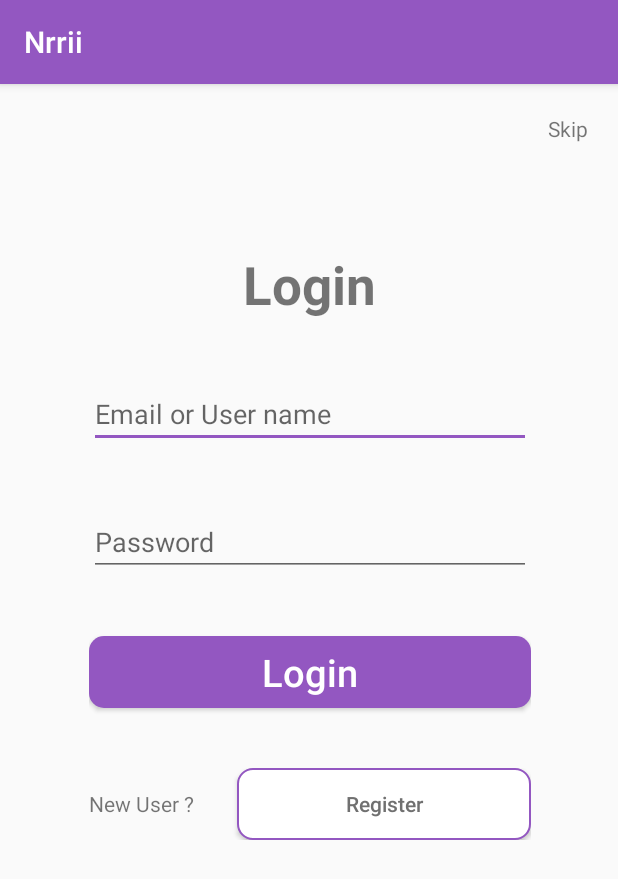
After one commit to tusharpramanikbd/ecommerce-app, an Android app: the LoginActivity screen opened directly, with no data from a screen before it, on a phone screen of 412 x 824 dp. The commit adds this screen. Shown: the top 879 px of the screen. Run offline under Robolectric (Android 15) with nearby library versions, the phone set to English and light mode, and no system bars.

Commit message:
Login ui design complete...

```diff
--- a/app/src/main/AndroidManifest.xml
+++ b/app/src/main/AndroidManifest.xml
@@ -16,16 +16,14 @@
         android:supportsRtl="true"
         android:theme="@style/AppTheme"
         tools:replace="android:allowBackup">
-
         <activity
             android:name=".MainActivity"
             android:screenOrientation="portrait"
-            android:theme="@style/AppTheme.NoActionBar"/>
-
+            android:theme="@style/AppTheme.NoActionBar" />
         <activity
             android:name=".Activity.SplashScreenActivity"
+            android:screenOrientation="portrait"
             android:theme="@style/SplashTheme"
-            android:screenOrientation="portrait"
             tools:ignore="InnerclassSeparator">
             <intent-filter>
                 <action android:name="android.intent.action.MAIN" />
@@ -33,21 +31,14 @@
                 <category android:name="android.intent.category.LAUNCHER" />
             </intent-filter>
         </activity>
-
         <activity android:name=".CartActivity" />
-
         <activity android:name=".ProductDetails" />
-
         <activity android:name=".MyOrdersActivity" />
-
         <activity android:name=".OrderDetailsActivity" />
-
         <activity android:name=".ShippingAndBillingAddressActivity" />
-
         <activity android:name=".PaymentMethodsActivity" />
-
         <activity android:name=".CartSummaryActivity" />
-
+        <activity android:name=".Activity.LoginActivity"></activity>
     </application>
 
 </manifest>
--- /dev/null
+++ b/app/src/main/java/com/nitto/tushar/nrrii/Activity/LoginActivity.java
@@ -0,0 +1,15 @@
+package com.nitto.tushar.nrrii.Activity;
+
+import android.support.v7.app.AppCompatActivity;
+import android.os.Bundle;
+
+import com.nitto.tushar.nrrii.R;
+
+public class LoginActivity extends AppCompatActivity {
+
+    @Override
+    protected void onCreate(Bundle savedInstanceState) {
+        super.onCreate(savedInstanceState);
+        setContentView(R.layout.activity_login);
+    }
+}
--- a/app/src/main/java/com/nitto/tushar/nrrii/Activity/SplashScreenActivity.java
+++ b/app/src/main/java/com/nitto/tushar/nrrii/Activity/SplashScreenActivity.java
@@ -21,7 +21,7 @@ public class SplashScreenActivity extends AppCompatActivity {
         handler.postDelayed(new Runnable() {
             @Override
             public void run() {
-                startActivity(new Intent(SplashScreenActivity.this, MainActivity.class) );
+                startActivity(new Intent(SplashScreenActivity.this, LoginActivity.class) );
                 finish();
             }
         }, 1000);
--- /dev/null
+++ b/app/src/main/res/drawable/custom_button.xml
@@ -0,0 +1,24 @@
+<?xml version="1.0" encoding="utf-8"?>
+<shape xmlns:android="http://schemas.android.com/apk/res/android"
+    android:shape="rectangle">
+
+    <!--<stroke-->
+        <!--android:color="#9357C1"-->
+        <!--android:width="1dp"/>-->
+
+    <solid
+        android:color="#9357C1"
+        android:width="1dp"/>
+
+    <padding
+        android:bottom="0dp"
+        android:top="0dp" />
+
+    <size
+        android:height="32dp"
+        android:width="32dp"/>
+
+    <corners
+        android:radius="10dp"/>
+
+</shape>
--- /dev/null
+++ b/app/src/main/res/drawable/custom_button_with_border.xml
@@ -0,0 +1,24 @@
+<?xml version="1.0" encoding="utf-8"?>
+<shape xmlns:android="http://schemas.android.com/apk/res/android"
+    android:shape="rectangle">
+
+    <stroke
+        android:color="#9357C1"
+        android:width="1dp"/>
+
+    <solid
+        android:color="#ffffff"
+        android:width="1dp"/>
+
+    <padding
+        android:bottom="2dp"
+        android:top="2dp" />
+
+    <size
+        android:height="32dp"
+        android:width="32dp"/>
+
+    <corners
+        android:radius="10dp"/>
+
+</shape>
--- /dev/null
+++ b/app/src/main/res/layout/activity_login.xml
@@ -0,0 +1,132 @@
+<?xml version="1.0" encoding="utf-8"?>
+<LinearLayout
+    xmlns:android="http://schemas.android.com/apk/res/android"
+    xmlns:app="http://schemas.android.com/apk/res-auto"
+    xmlns:tools="http://schemas.android.com/tools"
+    android:layout_width="match_parent"
+    android:layout_height="match_parent"
+    tools:context=".Activity.LoginActivity"
+    android:orientation="vertical">
+
+    <LinearLayout
+        android:layout_width="match_parent"
+        android:layout_height="match_parent"
+        android:orientation="vertical"
+        android:layout_weight=".3">
+
+        <android.support.v7.widget.AppCompatTextView
+            android:layout_width="wrap_content"
+            android:layout_height="wrap_content"
+            android:textAllCaps="false"
+            android:text="Skip"
+            android:layout_gravity="right"
+            android:layout_marginRight="20dp"
+            android:layout_marginTop="20dp"/>
+
+
+    </LinearLayout>
+
+    <LinearLayout
+        android:layout_width="match_parent"
+        android:layout_height="match_parent"
+        android:orientation="horizontal"
+        android:layout_weight=".1">
+
+        <LinearLayout
+            android:layout_width="match_parent"
+            android:layout_height="match_parent"
+            android:orientation="vertical"
+            android:layout_weight=".3">
+
+        </LinearLayout>
+
+        <LinearLayout
+            android:layout_width="match_parent"
+            android:layout_height="match_parent"
+            android:orientation="vertical"
+            android:layout_weight=".1"
+            android:weightSum="5">
+
+            <android.support.v7.widget.AppCompatTextView
+                android:layout_width="wrap_content"
+                android:layout_height="wrap_content"
+                android:text="Login"
+                android:textAllCaps="false"
+                android:textStyle="bold"
+                android:textSize="35sp"
+                android:layout_gravity="center"
+                android:layout_marginBottom="40dp" />
+
+            <android.support.v7.widget.AppCompatEditText
+                android:id="@+id/etEmailorUserName"
+                android:layout_width="match_parent"
+                android:layout_height="wrap_content"
+                android:hint="Email or User name"
+                android:layout_marginBottom="40dp" />
+
+            <android.support.v7.widget.AppCompatEditText
+                android:id="@+id/etPassword"
+                android:layout_width="match_parent"
+                android:layout_height="wrap_content"
+                android:hint="Password"
+                android:layout_marginBottom="40dp" />
+
+            <android.support.v7.widget.AppCompatButton
+                android:layout_width="match_parent"
+                android:layout_height="wrap_content"
+                android:text="Login"
+                android:textAllCaps="false"
+                android:textSize="25sp"
+                android:layout_marginBottom="40dp"
+                android:textColor="@color/white"
+                android:background="@drawable/custom_button"/>
+
+            <LinearLayout
+                android:layout_width="match_parent"
+                android:layout_height="wrap_content"
+                android:orientation="horizontal"
+                android:layout_marginBottom="40dp">
+
+                <android.support.v7.widget.AppCompatTextView
+                    android:layout_width="match_parent"
+                    android:layout_height="wrap_content"
+                    android:text="New User ?"
+                    android:layout_weight=".6"/>
+
+                <android.support.v7.widget.AppCompatButton
+                    android:layout_width="match_parent"
+                    android:layout_height="wrap_content"
+                    android:text="Register"
+                    android:textAllCaps="false"
+                    android:layout_weight=".3"
+                    android:textColor="@color/ash"
+                    android:background="@drawable/custom_button_with_border"/>
+            </LinearLayout>
+
+        </LinearLayout>
+
+        <LinearLayout
+            android:layout_width="match_parent"
+            android:layout_height="match_parent"
+            android:orientation="vertical"
+            android:layout_weight=".3">
+
+        </LinearLayout>
+
+
+
+
+    </LinearLayout>
+
+    <LinearLayout
+        android:layout_width="match_parent"
+        android:layout_height="match_parent"
+        android:orientation="vertical"
+        android:layout_weight=".3">
+
+
+    </LinearLayout>
+
+
+
+</LinearLayout>
--- a/app/src/main/res/values/colors.xml
+++ b/app/src/main/res/values/colors.xml
@@ -1,8 +1,15 @@
 <?xml version="1.0" encoding="utf-8"?>
 <resources>
-    <color name="colorPrimary">#3F51B5</color>
+    <color name="colorPrimary">#9357C1</color>
     <color name="colorPrimaryDark">#303F9F</color>
-    <color name="colorAccent">#FF4081</color>
+    <color name="colorAccent">#9357C1</color>
     <color name="colorAsh">#B2BEB5</color>
+    <color name="white">#FFFFFF</color>
+
+
+    <color name="purple">#9357C1</color>
+    <color name="ash">#707070</color>
+    <color name="black">#212121</color>
+    <color name="red">#DD0000</color>
 
 </resources>
```
